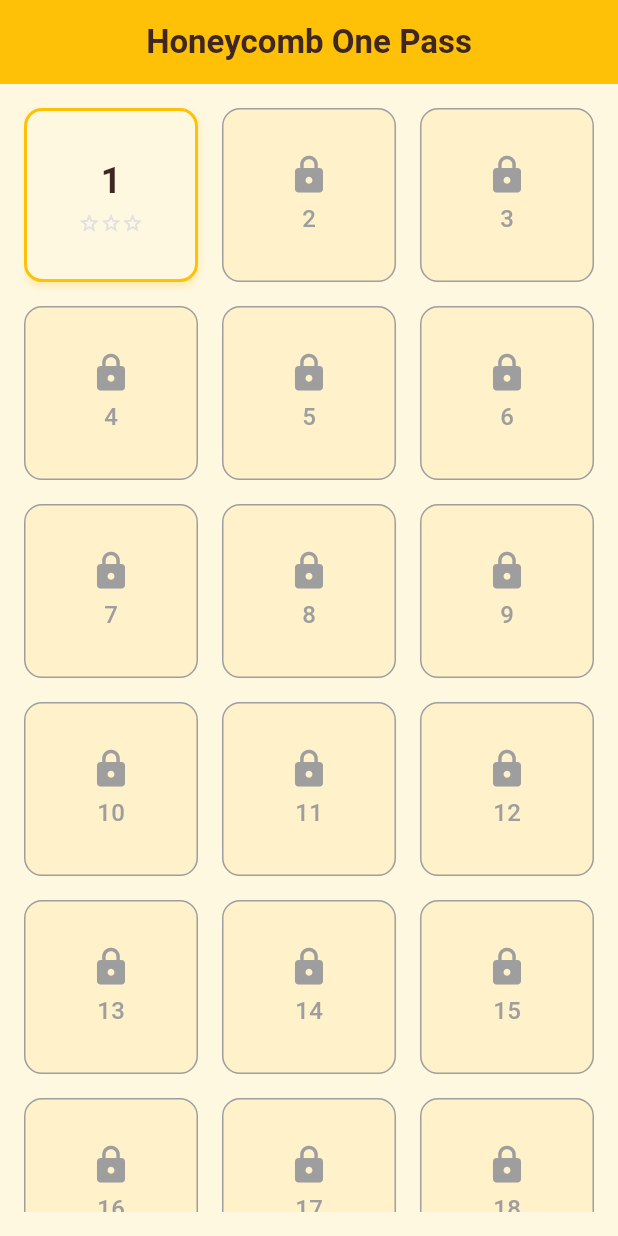
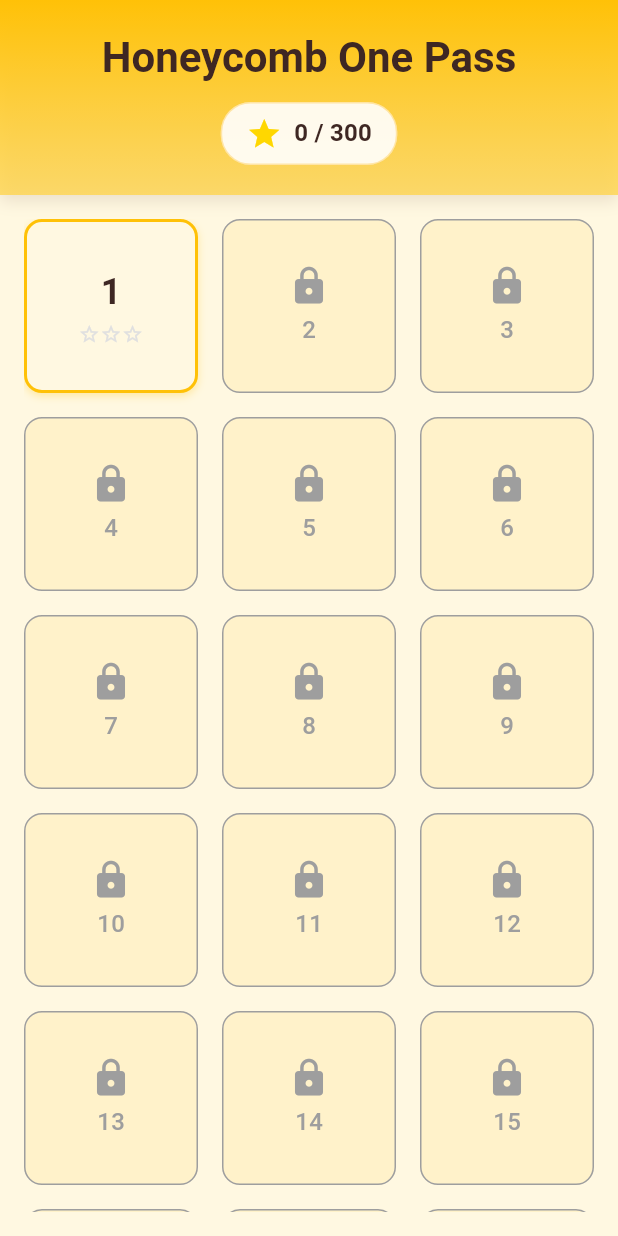
Before and after one commit to RyosukeMondo/hex_buzz, a Flutter app: the screen it shows after launch, on a phone screen of 412 x 824 dp. Run offline on Flutter 3.47's test engine with Material 3 defaults, Android fonts, the phone set to English and light mode, and no system bars; our stand-ins replace args, flutter_riverpod, shared_preferences, shelf; missing offline and left inert: shelf_router.

Commit message:
feat(ui): add styled header with total stars to LevelSelectScreen
- Replace AppBar with custom styled header using honey theme gradient
- Display title "Honeycomb One Pass" with honey-themed styling
- Add total stars counter showing collected vs max possible stars
- Use HoneyTheme colors for consistent styling
- Update widget tests to verify new header functionality
- Fix widget_test.dart to properly mock providers for test reliability

🤖 Generated with [Claude Code](https://claude.com/claude-code)

Co-Authored-By: Claude <noreply@anthropic.com>

```diff
--- a/lib/presentation/screens/level_select/level_select_screen.dart
+++ b/lib/presentation/screens/level_select/level_select_screen.dart
@@ -21,13 +21,10 @@ class LevelSelectScreen extends ConsumerWidget {
     final totalLevels = levelRepository.totalLevelCount;
 
     return Scaffold(
-      appBar: AppBar(
-        title: const Text('Honeycomb One Pass'),
-        backgroundColor: HoneyTheme.honeyGold,
-      ),
-      body: progressAsync.when(
+      body: SafeArea(
+        child: progressAsync.when(
           data: (progressState) =>
-            _buildLevelGrid(context, ref, progressState, totalLevels),
+              _buildContent(context, ref, progressState, totalLevels),
           loading: () => const Center(child: CircularProgressIndicator()),
           error: (error, stack) => Center(
             child: Column(
@@ -44,6 +41,90 @@ class LevelSelectScreen extends ConsumerWidget {
               ],
             ),
           ),
+        ),
+      ),
+    );
+  }
+
+  Widget _buildContent(
+    BuildContext context,
+    WidgetRef ref,
+    dynamic progressState,
+    int totalLevels,
+  ) {
+    return Column(
+      children: [
+        _buildHeader(context, progressState, totalLevels),
+        Expanded(
+          child: _buildLevelGrid(context, ref, progressState, totalLevels),
+        ),
+      ],
+    );
+  }
+
+  Widget _buildHeader(
+    BuildContext context,
+    dynamic progressState,
+    int totalLevels,
+  ) {
+    final totalStars = progressState.totalStars;
+    final maxStars = totalLevels * 3;
+
+    return Container(
+      width: double.infinity,
+      padding: const EdgeInsets.symmetric(horizontal: 24, vertical: 20),
+      decoration: BoxDecoration(
+        gradient: LinearGradient(
+          begin: Alignment.topCenter,
+          end: Alignment.bottomCenter,
+          colors: [
+            HoneyTheme.honeyGold,
+            HoneyTheme.honeyGoldLight.withValues(alpha: 0.8),
+          ],
+        ),
+        boxShadow: [
+          BoxShadow(
+            color: HoneyTheme.brownAccent.withValues(alpha: 0.15),
+            blurRadius: 8,
+            offset: const Offset(0, 4),
+          ),
+        ],
+      ),
+      child: Column(
+        children: [
+          Text(
+            'Honeycomb One Pass',
+            style: Theme.of(context).textTheme.headlineMedium?.copyWith(
+              color: HoneyTheme.textPrimary,
+              fontWeight: FontWeight.bold,
+            ),
+          ),
+          const SizedBox(height: 12),
+          Container(
+            padding: const EdgeInsets.symmetric(horizontal: 16, vertical: 8),
+            decoration: BoxDecoration(
+              color: Colors.white.withValues(alpha: 0.9),
+              borderRadius: BorderRadius.circular(20),
+              border: Border.all(
+                color: HoneyTheme.honeyGoldDark.withValues(alpha: 0.3),
+              ),
+            ),
+            child: Row(
+              mainAxisSize: MainAxisSize.min,
+              children: [
+                const Icon(Icons.star, color: HoneyTheme.starFilled, size: 24),
+                const SizedBox(width: 8),
+                Text(
+                  '$totalStars / $maxStars',
+                  style: Theme.of(context).textTheme.titleMedium?.copyWith(
+                    color: HoneyTheme.textPrimary,
+                    fontWeight: FontWeight.bold,
+                  ),
+                ),
+              ],
+            ),
+          ),
+        ],
       ),
     );
   }
```
Also changed, not shown: 2 other files. Lines whose indentation alone changed are shown as unchanged.
